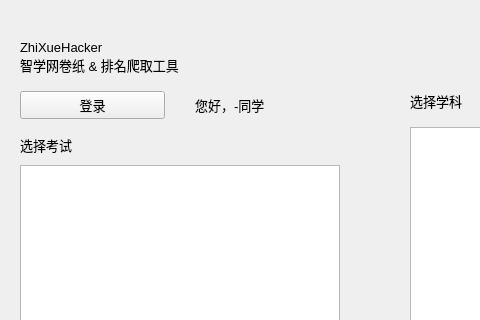
Old version of the form UI/Main.ui in the repository HShiDianLu/ZhiXueHacker; both pictures show x 0 to 480 and y 0 to 320 of the 750 by 585 pixel window.
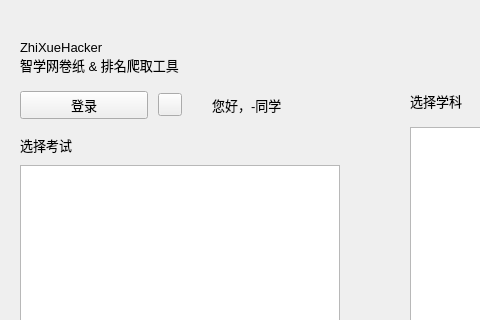
New version of the form. Custom widgets are drawn as their Qt base class.

Diff of the .ui file:
```diff
--- a/UI/Main.ui
+++ b/UI/Main.ui
@@ -63,6 +63,25 @@
        </property>
       </widget>
      </item>
+     <item>
+      <spacer name="horizontalSpacer_3">
+       <property name="orientation">
+        <enum>Qt::Horizontal</enum>
+       </property>
+       <property name="sizeType">
+        <enum>QSizePolicy::Fixed</enum>
+       </property>
+       <property name="sizeHint" stdset="0">
+        <size>
+         <width>10</width>
+         <height>20</height>
+        </size>
+       </property>
+      </spacer>
+     </item>
+     <item>
+      <widget class="ToolButton" name="ToolButton"/>
+     </item>
      <item>
       <spacer name="horizontalSpacer_2">
        <property name="orientation">
@@ -372,6 +391,11 @@
    <extends>PushButton</extends>
    <header>qfluentwidgets</header>
   </customwidget>
+  <customwidget>
+   <class>ToolButton</class>
+   <extends>QToolButton</extends>
+   <header>qfluentwidgets</header>
+  </customwidget>
   <customwidget>
    <class>CaptionLabel</class>
    <extends>QLabel</extends>
```
Left out of the diff: 32 changed lines with no effect on the pictures.
